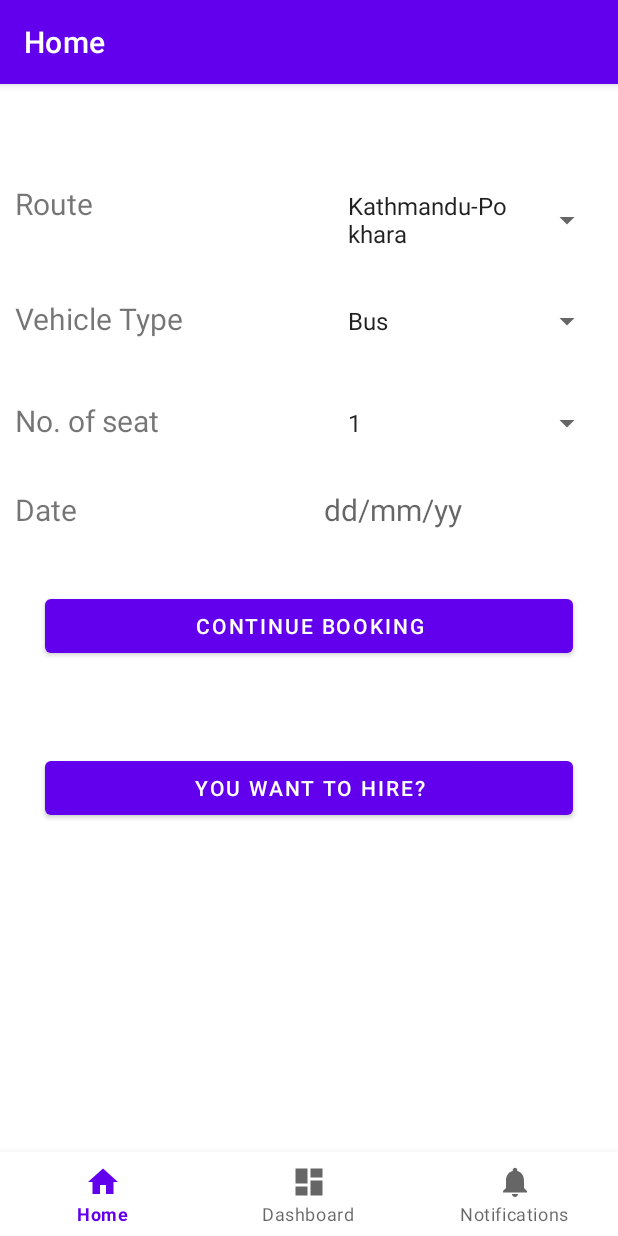
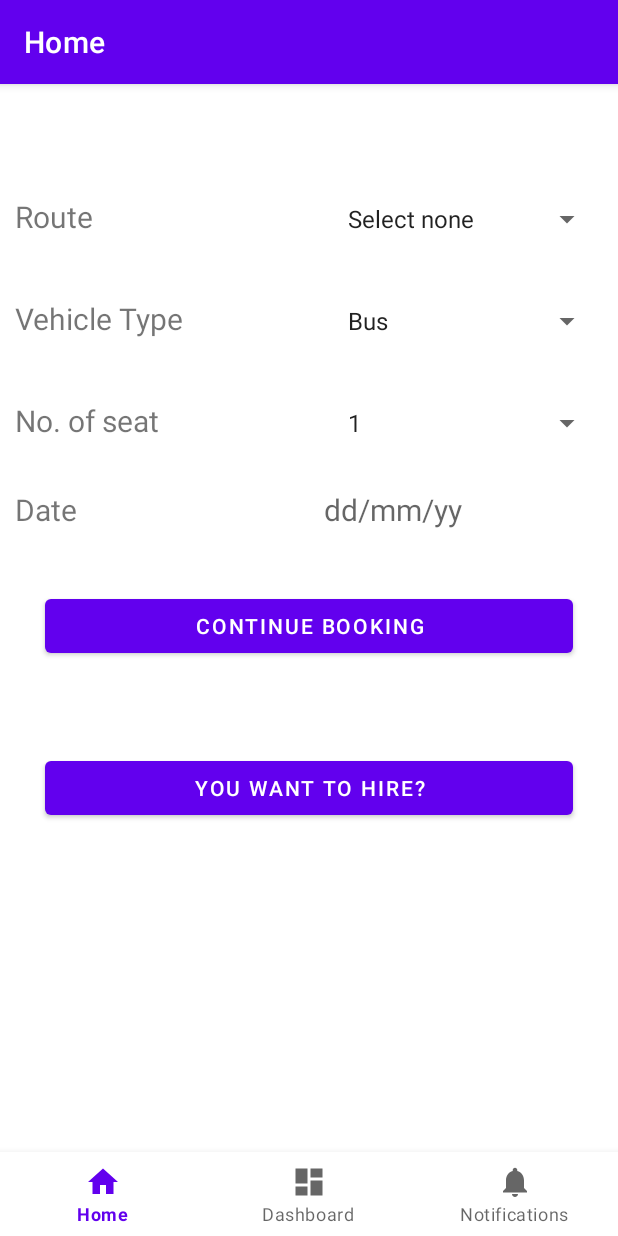
Before and after one commit to sanii88/Sahayatri_KGgroup_Agile, an Android app: the screen it shows after launch (MainDashboard), on a phone screen of 412 x 824 dp. Run offline under Robolectric (Android 15) with nearby library versions, the phone set to English and light mode, and no system bars; our stand-ins replace navigation-ui.

Commit message:
spinner check

```diff
--- a/app/src/main/java/com/sunny/sahayatribookingsewa/ui/home/HomeFragment.kt
+++ b/app/src/main/java/com/sunny/sahayatribookingsewa/ui/home/HomeFragment.kt
@@ -30,7 +30,7 @@ class HomeFragment : Fragment(), AdapterView.OnItemSelectedListener {
     private lateinit var tvCalendar: TextView
 
     private val route =
-        arrayOf("Kathmandu-Pokhara", "Kathmandu-Chitwan", "Kathmandu-Butwal", "Kathmandu-Lumbini")
+        arrayOf("Select none" , "Kathmandu-Pokhara", "Kathmandu-Chitwan", "Kathmandu-Butwal", "Kathmandu-Lumbini")
     private lateinit var spRoute: Spinner
 
     private val vehicleType = arrayOf("Bus", "Micro", "Jeep")
@@ -154,7 +154,7 @@ class HomeFragment : Fragment(), AdapterView.OnItemSelectedListener {
         val datePickerDialog = DatePickerDialog(
             requireContext(), {
                 view, year, monthOfYear , dayOfMonth ->
-                tvCalendar.text = "Selected date : $dayOfMonth/$monthOfYear/$year"
+                tvCalendar.text = "$dayOfMonth/$monthOfYear/$year"
             },
             year,
             month,
```
